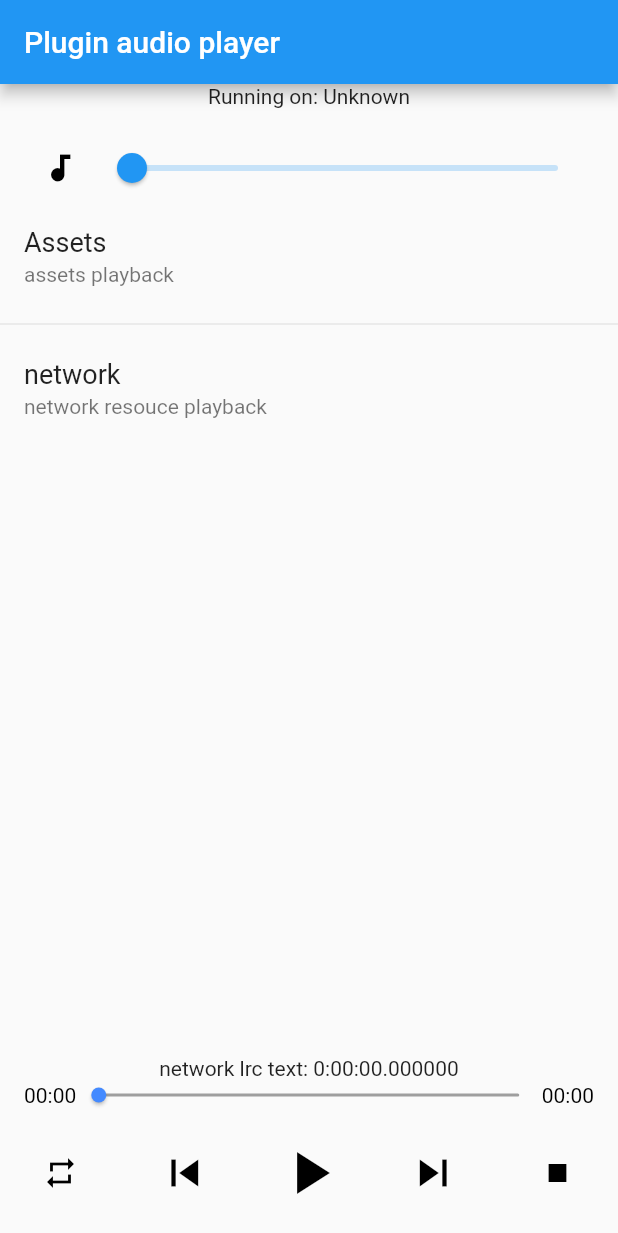
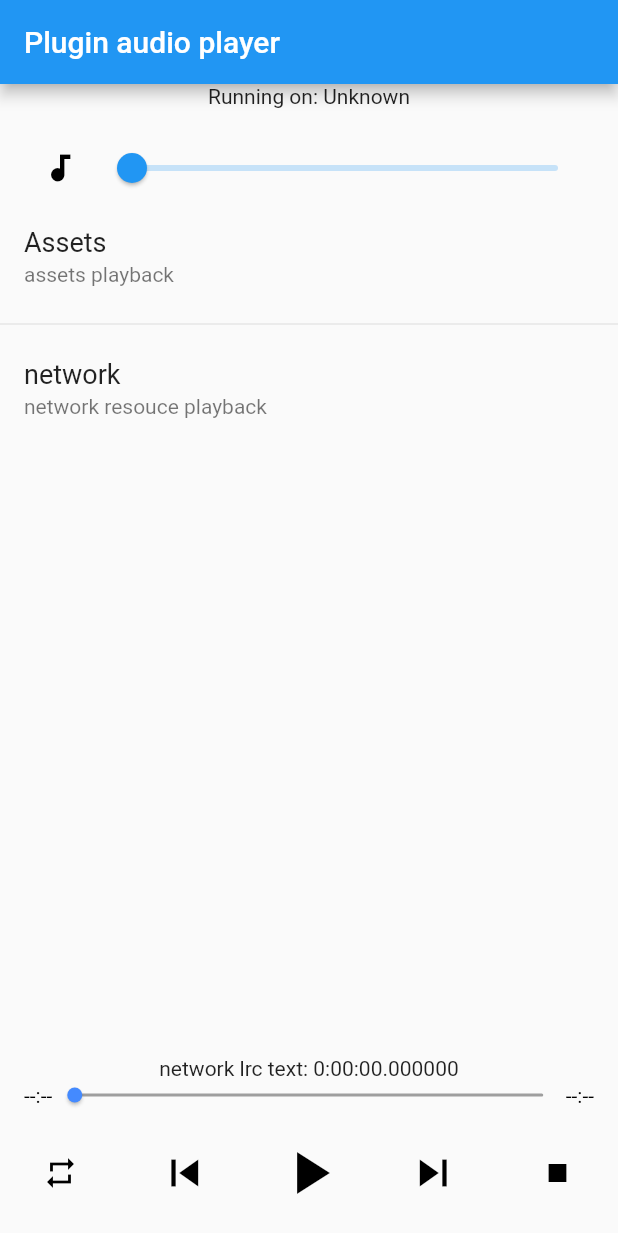
Before and after one commit to jeromexiong/audio_manager, a Flutter app: the screen it shows after launch, item 2 of the bottom bar chosen, on a phone screen of 412 x 824 dp. Shown: the top 1233 px of the screen. Run offline on Flutter 3.47's test engine with Material 2 defaults, Android fonts, the phone set to English and light mode, and no system bars; missing offline and left inert: dart:html.

Commit message:
null-safety fix (Naive)

```diff
--- a/example/lib/main.dart
+++ b/example/lib/main.dart
@@ -16,11 +16,11 @@ class MyApp extends StatefulWidget {
 class _MyAppState extends State<MyApp> {
   String _platformVersion = 'Unknown';
   bool isPlaying = false;
-  Duration _duration;
-  Duration _position;
-  double _slider;
-  double _sliderVolume;
-  String _error;
+  Duration _duration = Duration(seconds: 0);
+  Duration _position = Duration(seconds: 0);
+  double _slider = 0.0;
+  double _sliderVolume = 0.0;
+  String _error = "";
   num curIndex = 0;
   PlayMode playMode = AudioManager.instance.playMode;
 
@@ -57,8 +57,8 @@ class _MyAppState extends State<MyApp> {
 
   void setupAudio() {
     List<AudioInfo> _list = [];
-    list.forEach((item) => _list.add(AudioInfo(item["url"],
-        title: item["title"], desc: item["desc"], coverUrl: item["coverUrl"])));
+    list.forEach((item) => _list.add(AudioInfo(item["url"].toString(),
+        title: item["title"].toString(), desc: item["desc"].toString(), coverUrl: item["coverUrl"].toString())));
 
     AudioManager.instance.audioList = _list;
     AudioManager.instance.intercepter = true;
@@ -77,7 +77,7 @@ class _MyAppState extends State<MyApp> {
           break;
         case AudioManagerEvents.ready:
           print("ready to play");
-          _error = null;
+          _error = "";
           _sliderVolume = AudioManager.instance.volume;
           _position = AudioManager.instance.position;
           _duration = AudioManager.instance.duration;
@@ -184,7 +184,7 @@ class _MyAppState extends State<MyApp> {
                     itemCount: list.length),
               ),
               Center(
-                  child: Text(_error != null
+                  child: Text(_error != ""
                       ? _error
                       : "${AudioManager.instance.info.title} lrc text: $_position")),
               bottomPanel()
@@ -305,7 +305,7 @@ class _MyAppState extends State<MyApp> {
                     });
                   },
                   onChangeEnd: (value) {
-                    if (_duration != null) {
+                    if (_duration != Duration(seconds:0)) {
                       Duration msec = Duration(
                           milliseconds:
                               (_duration.inMilliseconds * value).round());
@@ -324,7 +324,7 @@ class _MyAppState extends State<MyApp> {
   }
 
   String _formatDuration(Duration d) {
-    if (d == null) return "--:--";
+    if (d == Duration(seconds:0)) return "--:--";
     int minute = d.inMinutes;
     int second = (d.inSeconds > 60) ? (d.inSeconds % 60) : d.inSeconds;
     String format = ((minute < 10) ? "0$minute" : "$minute") +
--- a/example/pubspec.yaml
+++ b/example/pubspec.yaml
@@ -11,13 +11,13 @@ dependencies:
 
   # The following adds the Cupertino Icons font to your application.
   # Use with the CupertinoIcons class for iOS style icons.
-  cupertino_icons: ^0.1.2
+  cupertino_icons: ^1.0.3
 
 dev_dependencies:
   flutter_test:
     sdk: flutter
 
-  path_provider: ^1.6.5
+  path_provider: ^2.0.2
   audio_manager:
     path: ../
 
```
